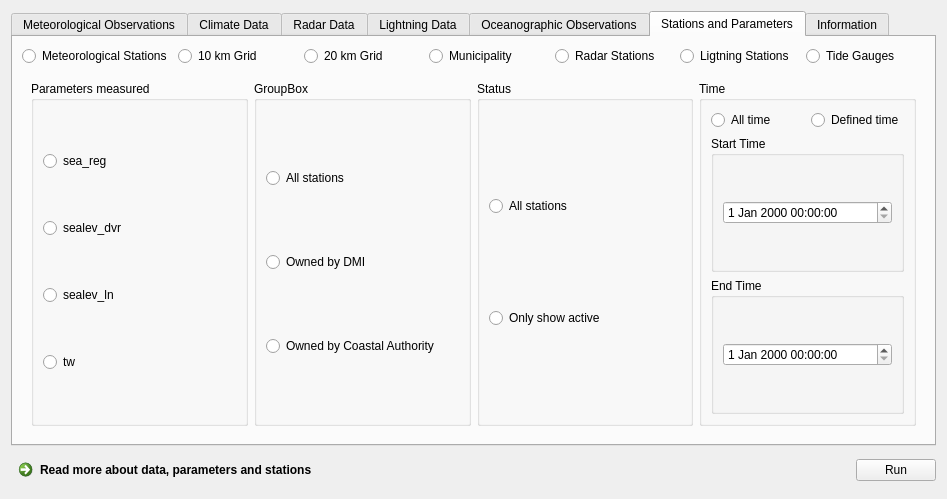
Above: DMI_Open_Data_dialog_base.ui from dmidk/Open-Data-QGIS-plugin before the change. Below: the same form after it.
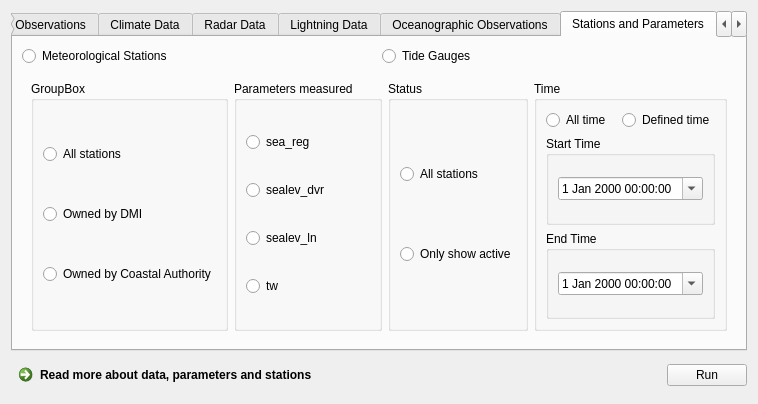
That is the form after the change. The open tabs and pages were chosen to show the change. Icons and pictures are not drawn.

Commit message: Updated the station and parameters tab.

```diff
--- a/DMI_Open_Data_dialog_base.ui
+++ b/DMI_Open_Data_dialog_base.ui
@@ -9,8 +9,8 @@
    <rect>
     <x>0</x>
     <y>0</y>
-    <width>947</width>
-    <height>499</height>
+    <width>672</width>
+    <height>387</height>
    </rect>
   </property>
   <property name="sizePolicy">
@@ -38,7 +38,7 @@
       <bool>true</bool>
      </property>
      <property name="currentIndex">
-      <number>2</number>
+      <number>5</number>
      </property>
      <property name="documentMode">
       <bool>false</bool>
@@ -127,8 +127,8 @@
                   <rect>
                    <x>0</x>
                    <y>0</y>
-                   <width>422</width>
-                   <height>175</height>
+                   <width>300</width>
+                   <height>164</height>
                   </rect>
                  </property>
                  <layout class="QVBoxLayout" name="verticalLayout_10"/>
@@ -158,8 +158,8 @@
                   <rect>
                    <x>0</x>
                    <y>0</y>
-                   <width>421</width>
-                   <height>175</height>
+                   <width>300</width>
+                   <height>164</height>
                   </rect>
                  </property>
                  <layout class="QVBoxLayout" name="verticalLayout_5"/>
@@ -355,8 +355,8 @@
                  <rect>
                   <x>0</x>
                   <y>0</y>
-                  <width>430</width>
-                  <height>206</height>
+                  <width>86</width>
+                  <height>16</height>
                  </rect>
                 </property>
                 <layout class="QVBoxLayout" name="verticalLayout_14"/>
@@ -377,8 +377,8 @@
                  <rect>
                   <x>0</x>
                   <y>0</y>
-                  <width>430</width>
-                  <height>128</height>
+                  <width>304</width>
+                  <height>134</height>
                  </rect>
                 </property>
                 <layout class="QVBoxLayout" name="verticalLayout_32"/>
@@ -409,8 +409,8 @@
                  <rect>
                   <x>0</x>
                   <y>0</y>
-                  <width>80</width>
-                  <height>18</height>
+                  <width>86</width>
+                  <height>16</height>
                  </rect>
                 </property>
                 <layout class="QVBoxLayout" name="verticalLayout_36"/>
@@ -431,8 +431,8 @@
                  <rect>
                   <x>0</x>
                   <y>0</y>
-                  <width>80</width>
-                  <height>18</height>
+                  <width>86</width>
+                  <height>16</height>
                  </rect>
                 </property>
                 <layout class="QVBoxLayout" name="verticalLayout_40"/>
@@ -453,8 +453,8 @@
                  <rect>
                   <x>0</x>
                   <y>0</y>
-                  <width>429</width>
-                  <height>128</height>
+                  <width>304</width>
+                  <height>134</height>
                  </rect>
                 </property>
                 <layout class="QVBoxLayout" name="verticalLayout_34"/>
@@ -475,8 +475,8 @@
                  <rect>
                   <x>0</x>
                   <y>0</y>
-                  <width>429</width>
-                  <height>128</height>
+                  <width>304</width>
+                  <height>134</height>
                  </rect>
                 </property>
                 <layout class="QVBoxLayout" name="verticalLayout_38"/>
@@ -913,8 +913,8 @@
                 <rect>
                  <x>0</x>
                  <y>0</y>
-                 <width>423</width>
-                 <height>177</height>
+                 <width>302</width>
+                 <height>166</height>
                 </rect>
                </property>
                <layout class="QVBoxLayout" name="verticalLayout_100"/>
@@ -965,41 +965,6 @@
            </property>
           </widget>
          </item>
-         <item>
-          <widget class="QRadioButton" name="grid10_info">
-           <property name="text">
-            <string>10 km Grid</string>
-           </property>
-          </widget>
-         </item>
-         <item>
-          <widget class="QRadioButton" name="grid20_info">
-           <property name="text">
-            <string>20 km Grid</string>
-           </property>
-          </widget>
-         </item>
-         <item>
-          <widget class="QRadioButton" name="munic_info">
-           <property name="text">
-            <string>Municipality</string>
-           </property>
-          </widget>
-         </item>
-         <item>
-          <widget class="QRadioButton" name="rada_info">
-           <property name="text">
-            <string>Radar Stations</string>
-           </property>
-          </widget>
-         </item>
-         <item>
-          <widget class="QRadioButton" name="light_info">
-           <property name="text">
-            <string>Ligtning Stations</string>
-           </property>
-          </widget>
-         </item>
          <item>
           <widget class="QRadioButton" name="tide_info">
            <property name="text">
@@ -1012,7 +977,7 @@
        <item>
         <widget class="QStackedWidget" name="stackedWidget_3">
          <property name="currentIndex">
-          <number>4</number>
+          <number>1</number>
          </property>
          <widget class="QWidget" name="met_stat_page">
           <layout class="QVBoxLayout" name="verticalLayout_52">
@@ -1050,36 +1015,38 @@
              </item>
              <item>
               <widget class="QGroupBox" name="groupBox_15">
+               <property name="sizePolicy">
+                <sizepolicy hsizetype="Preferred" vsizetype="Preferred">
+                 <horstretch>0</horstretch>
+                 <verstretch>0</verstretch>
+                </sizepolicy>
+               </property>
                <property name="title">
-                <string>Station type</string>
+                <string>Parameters measured</string>
                </property>
                <layout class="QGridLayout" name="gridLayout_10">
                 <item row="0" column="0">
-                 <widget class="QRadioButton" name="radioButton_8">
-                  <property name="text">
-                   <string>All stations</string>
+                 <widget class="QScrollArea" name="scrollArea_10">
+                  <property name="sizePolicy">
+                   <sizepolicy hsizetype="Preferred" vsizetype="Preferred">
+                    <horstretch>0</horstretch>
+                    <verstretch>0</verstretch>
+                   </sizepolicy>
                   </property>
-                 </widget>
-                </item>
-                <item row="1" column="0">
-                 <widget class="QRadioButton" name="radioButton_6">
-                  <property name="text">
-                   <string>Synop</string>
+                  <property name="widgetResizable">
+                   <bool>true</bool>
                   </property>
-                 </widget>
-                </item>
-                <item row="2" column="0">
-                 <widget class="QRadioButton" name="radioButton_5">
-                  <property name="text">
-                   <string>Pluvio</string>
-                  </property>
-                 </widget>
-                </item>
-                <item row="3" column="0">
-                 <widget class="QRadioButton" name="radioButton_7">
-                  <property name="text">
-                   <string>Manual Snow</string>
-                  </property>
+                  <widget class="QWidget" name="scrollAreaWidgetContents_9">
+                   <property name="geometry">
+                    <rect>
+                     <x>0</x>
+                     <y>0</y>
+                     <width>153</width>
+                     <height>232</height>
+                    </rect>
+                   </property>
+                   <layout class="QVBoxLayout" name="verticalLayout"/>
+                  </widget>
                  </widget>
                 </item>
                </layout>
@@ -1139,7 +1106,11 @@
                   </property>
                   <layout class="QVBoxLayout" name="verticalLayout_67">
                    <item>
-                    <widget class="QDateTimeEdit" name="dateTimeEdit"/>
+                    <widget class="QDateTimeEdit" name="dateTimeEdit">
+                     <property name="calendarPopup">
+                      <bool>true</bool>
+                     </property>
+                    </widget>
                    </item>
                   </layout>
                  </widget>
@@ -1151,7 +1122,11 @@
                   </property>
                   <layout class="QVBoxLayout" name="verticalLayout_49">
                    <item>
-                    <widget class="QDateTimeEdit" name="dateTimeEdit_2"/>
+                    <widget class="QDateTimeEdit" name="dateTimeEdit_2">
+                     <property name="calendarPopup">
+                      <bool>true</bool>
+                     </property>
+                    </widget>
                    </item>
                   </layout>
                  </widget>
@@ -1163,56 +1138,10 @@
            </item>
           </layout>
          </widget>
-         <widget class="QWidget" name="climate_page">
-          <layout class="QVBoxLayout" name="verticalLayout_54"/>
-         </widget>
-         <widget class="QWidget" name="radar_page">
-          <layout class="QVBoxLayout" name="verticalLayout_57"/>
-         </widget>
-         <widget class="QWidget" name="light_page">
-          <layout class="QVBoxLayout" name="verticalLayout_60"/>
-         </widget>
          <widget class="QWidget" name="tide_page">
           <layout class="QVBoxLayout" name="verticalLayout_66">
            <item>
             <layout class="QHBoxLayout" name="horizontalLayout_55">
-             <item>
-              <widget class="QGroupBox" name="groupBox_22">
-               <property name="title">
-                <string>Parameters measured</string>
-               </property>
-               <layout class="QGridLayout" name="gridLayout_12">
-                <item row="0" column="0">
-                 <widget class="QRadioButton" name="radioButton_15">
-                  <property name="text">
-                   <string>sea_reg</string>
-                  </property>
-                 </widget>
-                </item>
-                <item row="1" column="0">
-                 <widget class="QRadioButton" name="radioButton_16">
-                  <property name="text">
-                   <string>sealev_dvr</string>
-                  </property>
-                 </widget>
-                </item>
-                <item row="2" column="0">
-                 <widget class="QRadioButton" name="radioButton_17">
-                  <property name="text">
-                   <string>sealev_ln</string>
-                  </property>
-                 </widget>
-                </item>
-                <item row="3" column="0">
-                 <widget class="QRadioButton" name="radioButton_18">
-                  <property name="text">
-                   <string>tw</string>
-                  </property>
-                 </widget>
-                </item>
-               </layout>
-              </widget>
-             </item>
              <item>
               <widget class="QGroupBox" name="groupBox_21">
                <property name="title">
@@ -1243,6 +1172,43 @@
                </layout>
               </widget>
              </item>
+             <item>
+              <widget class="QGroupBox" name="groupBox_22">
+               <property name="title">
+                <string>Parameters measured</string>
+               </property>
+               <layout class="QGridLayout" name="gridLayout_12">
+                <item row="0" column="0">
+                 <widget class="QRadioButton" name="sea_reg_info">
+                  <property name="text">
+                   <string>sea_reg</string>
+                  </property>
+                 </widget>
+                </item>
+                <item row="1" column="0">
+                 <widget class="QRadioButton" name="sealev_dvr_info">
+                  <property name="text">
+                   <string>sealev_dvr</string>
+                  </property>
+                 </widget>
+                </item>
+                <item row="2" column="0">
+                 <widget class="QRadioButton" name="sealev_ln_info">
+                  <property name="text">
+                   <string>sealev_ln</string>
+                  </property>
+                 </widget>
+                </item>
+                <item row="3" column="0">
+                 <widget class="QRadioButton" name="tw_info">
+                  <property name="text">
+                   <string>tw</string>
+                  </property>
+                 </widget>
+                </item>
+               </layout>
+              </widget>
+             </item>
              <item>
               <widget class="QGroupBox" name="groupBox_23">
                <property name="title">
@@ -1271,7 +1237,7 @@
                <property name="title">
                 <string>Time</string>
                </property>
-               <layout class="QVBoxLayout" name="verticalLayout_64">
+               <layout class="QVBoxLayout" name="verticalLayout_7">
                 <item>
                  <layout class="QHBoxLayout" name="horizontalLayout_56">
                   <item>
@@ -1291,32 +1257,39 @@
                  </layout>
                 </item>
                 <item>
-                 <layout class="QVBoxLayout" name="verticalLayout_65">
-                  <item>
-                   <widget class="QGroupBox" name="groupBox_27">
-                    <property name="title">
-                     <string>Start Time</string>
-                    </property>
-                    <layout class="QVBoxLayout" name="verticalLayout_68">
-                     <item>
-                      <widget class="QDateTimeEdit" name="dateTimeEdit_3"/>
-                     </item>
-                    </layout>
-                   </widget>
-                  </item>
-                  <item>
-                   <widget class="QGroupBox" name="groupBox_28">
-                    <property name="title">
-                     <string>End Time</string>
-                    </property>
-                    <layout class="QVBoxLayout" name="verticalLayout_69">
-                     <item>
-                      <widget class="QDateTimeEdit" name="dateTimeEdit_4"/>
-                     </item>
-                    </layout>
-                   </widget>
-                  </item>
-                 </layout>
+                 <widget class="QGroupBox" name="groupBox_27">
+                  <property name="title">
+                   <string>Start Time</string>
+                  </property>
+                  <layout class="QVBoxLayout" name="verticalLayout_68">
+                   <item>
+                    <widget class="QDateTimeEdit" name="dateTimeEdit_3">
+                     <property name="calendarPopup">
+                      <bool>true</bool>
+                     </property>
+                    </widget>
+                   </item>
+                  </layout>
+                 </widget>
+                </item>
+                <item>
+                 <widget class="QGroupBox" name="groupBox_28">
+                  <property name="title">
+                   <string>End Time</string>
+                  </property>
+                  <layout class="QVBoxLayout" name="verticalLayout_69">
+                   <item>
+                    <widget class="QDateTimeEdit" name="dateTimeEdit_4">
+                     <property name="calendarPopup">
+                      <bool>true</bool>
+                     </property>
+                     <property name="timeSpec">
+                      <enum>Qt::LocalTime</enum>
+                     </property>
+                    </widget>
+                   </item>
+                  </layout>
+                 </widget>
                 </item>
                </layout>
               </widget>
@@ -1340,21 +1313,21 @@
           <string>&lt;!DOCTYPE HTML PUBLIC &quot;-//W3C//DTD HTML 4.0//EN&quot; &quot;http://www.w3.org/TR/REC-html40/strict.dtd&quot;&gt;
 &lt;html&gt;&lt;head&gt;&lt;meta name=&quot;qrichtext&quot; content=&quot;1&quot; /&gt;&lt;style type=&quot;text/css&quot;&gt;
 p, li { white-space: pre-wrap; }
-&lt;/style&gt;&lt;/head&gt;&lt;body style=&quot; font-family:'Ubuntu'; font-size:11pt; font-weight:400; font-style:normal;&quot;&gt;
-&lt;p align=&quot;center&quot; style=&quot; margin-top:18px; margin-bottom:12px; margin-left:0px; margin-right:0px; -qt-block-indent:0; text-indent:0px;&quot;&gt;&lt;span style=&quot; font-family:'MS Shell Dlg 2'; font-size:14pt; font-weight:600;&quot;&gt;Plugin for DMIs Open Data &lt;/span&gt;&lt;/p&gt;
-&lt;p style=&quot; margin-top:14px; margin-bottom:12px; margin-left:0px; margin-right:0px; -qt-block-indent:0; text-indent:0px;&quot;&gt;&lt;span style=&quot; font-family:'MS Shell Dlg 2'; font-size:12pt; font-weight:600;&quot;&gt;Before starting&lt;/span&gt;&lt;/p&gt;
-&lt;p style=&quot; margin-top:12px; margin-bottom:12px; margin-left:0px; margin-right:0px; -qt-block-indent:0; text-indent:0px;&quot;&gt;&lt;span style=&quot; font-family:'MS Shell Dlg 2';&quot;&gt;Documentation and more information about DMI Open Data can be found &lt;/span&gt;&lt;a href=&quot;https://confluence.govcloud.dk/display/FDAPI/Danish+Meteorological+Institute+-+Open+Data&quot;&gt;&lt;span style=&quot; font-family:'MS Shell Dlg 2'; text-decoration: underline; color:#0000ff;&quot;&gt;here&lt;/span&gt;&lt;/a&gt;&lt;span style=&quot; font-family:'MS Shell Dlg 2';&quot;&gt;. This guide will only briefly cover the plugin - not the data, stations etc.&lt;/span&gt;&lt;/p&gt;
-&lt;p style=&quot; margin-top:12px; margin-bottom:12px; margin-left:0px; margin-right:0px; -qt-block-indent:0; text-indent:0px;&quot;&gt;&lt;span style=&quot; font-family:'MS Shell Dlg 2';&quot;&gt;A thorough guide of how to use this plugin, along with examples, can be found here. &lt;/span&gt;&lt;/p&gt;
-&lt;p style=&quot; margin-top:12px; margin-bottom:12px; margin-left:0px; margin-right:0px; -qt-block-indent:0; text-indent:0px;&quot;&gt;&lt;span style=&quot; font-family:'MS Shell Dlg 2';&quot;&gt;The plugin allows the user to easily import data from DMIs Open Data from Meteorological Observations (metObs), Climate Data (climateData), Lightning Data (lightningData), Radar Data (radarData) and Oceanographic Observations (oceanObs). At each tab, the users API-key has to be inserted in order to get data. An API-key can be created &lt;/span&gt;&lt;a href=&quot;https://confluence.govcloud.dk/display/FDAPI/User+Creation&quot;&gt;&lt;span style=&quot; font-family:'MS Shell Dlg 2'; text-decoration: underline; color:#0000ff;&quot;&gt;here&lt;/span&gt;&lt;/a&gt;&lt;span style=&quot; font-family:'MS Shell Dlg 2';&quot;&gt;.&lt;/span&gt;&lt;/p&gt;
-&lt;p style=&quot; margin-top:14px; margin-bottom:12px; margin-left:0px; margin-right:0px; -qt-block-indent:0; text-indent:0px;&quot;&gt;&lt;span style=&quot; font-family:'MS Shell Dlg 2'; font-size:12pt; font-weight:600;&quot;&gt;How to use this plugin&lt;/span&gt;&lt;/p&gt;
-&lt;p style=&quot; margin-top:12px; margin-bottom:12px; margin-left:0px; margin-right:0px; -qt-block-indent:0; text-indent:0px;&quot;&gt;&lt;span style=&quot; font-family:'MS Shell Dlg 2';&quot;&gt;In order to get data, an API Key must be configured in QGIS settings menu. To configure API keys, please go to Settings -&amp;gt; Options -&amp;gt; DMI Open Data. Note that each type of data requires one specific API Key corresponding to that UI. &lt;br /&gt;After the API Key has been configured in settings, stations and parameters will be accessible, and the plugin will work as intended. &lt;/span&gt;&lt;/p&gt;
-&lt;p style=&quot; margin-top:12px; margin-bottom:12px; margin-left:0px; margin-right:0px; -qt-block-indent:0; text-indent:0px;&quot;&gt;&lt;span style=&quot; font-family:'MS Shell Dlg 2';&quot;&gt;Things to note when using the plugin: &lt;/span&gt;&lt;/p&gt;
-&lt;ul style=&quot;margin-top: 0px; margin-bottom: 0px; margin-left: 0px; margin-right: 0px; -qt-list-indent: 1;&quot;&gt;&lt;li style=&quot; font-family:'MS Shell Dlg 2';&quot; style=&quot; margin-top:12px; margin-bottom:0px; margin-left:0px; margin-right:0px; -qt-block-indent:0; text-indent:0px;&quot;&gt;Maximum amount of parameters available is 7.&lt;/li&gt;
-&lt;li style=&quot; font-family:'MS Shell Dlg 2';&quot; style=&quot; margin-top:0px; margin-bottom:0px; margin-left:0px; margin-right:0px; -qt-block-indent:0; text-indent:0px;&quot;&gt;Internet is neccessary in order to open the plugin and get data.&lt;/li&gt;
-&lt;li style=&quot; font-family:'MS Shell Dlg 2';&quot; style=&quot; margin-top:0px; margin-bottom:0px; margin-left:0px; margin-right:0px; -qt-block-indent:0; text-indent:0px;&quot;&gt;Sort the data in a manner that your QGIS can handle. Otherwise there is a risk of crashing.&lt;/li&gt;
-&lt;li style=&quot; font-family:'MS Shell Dlg 2';&quot; style=&quot; margin-top:0px; margin-bottom:12px; margin-left:0px; margin-right:0px; -qt-block-indent:0; text-indent:0px;&quot;&gt;Be sure to read about the stations and parameters, as not all stations measure all parameters. A list of meteorological stations and their associated parameters can also be found &lt;a href=&quot;https://confluence.govcloud.dk/pages/viewpage.action?pageId=53086560&quot;&gt;&lt;span style=&quot; text-decoration: underline; color:#0000ff;&quot;&gt;here&lt;/span&gt;&lt;/a&gt;.&lt;/li&gt;&lt;/ul&gt;
-&lt;p style=&quot; margin-top:12px; margin-bottom:12px; margin-left:0px; margin-right:0px; -qt-block-indent:0; text-indent:0px;&quot;&gt;&lt;span style=&quot; font-family:'MS Shell Dlg 2';&quot;&gt;If you have any questions about the plugin or DMI Open Data then please contact us. &lt;/span&gt;&lt;/p&gt;
-&lt;p style=&quot; margin-top:12px; margin-bottom:12px; margin-left:0px; margin-right:0px; -qt-block-indent:0; text-indent:0px;&quot;&gt;&lt;span style=&quot; font-family:'MS Shell Dlg 2';&quot;&gt;Go to &lt;/span&gt;&lt;a href=&quot;https://www.dmi.dk/kontakt/frie-data/&quot;&gt;&lt;span style=&quot; font-family:'MS Shell Dlg 2'; text-decoration: underline; color:#0000ff;&quot;&gt;Contact form&lt;/span&gt;&lt;/a&gt;&lt;span style=&quot; font-family:'MS Shell Dlg 2'; font-weight:600;&quot;&gt;&lt;br /&gt;&lt;/span&gt;&lt;span style=&quot; font-family:'MS Shell Dlg 2';&quot;&gt;Call DMI support: +45 39 15 75 00&lt;/span&gt;&lt;/p&gt;
+&lt;/style&gt;&lt;/head&gt;&lt;body style=&quot; font-family:'MS Shell Dlg 2'; font-size:8pt; font-weight:400; font-style:normal;&quot;&gt;
+&lt;p align=&quot;center&quot; style=&quot; margin-top:18px; margin-bottom:12px; margin-left:0px; margin-right:0px; -qt-block-indent:0; text-indent:0px;&quot;&gt;&lt;span style=&quot; font-size:14pt; font-weight:600;&quot;&gt;Plugin for DMIs Open Data &lt;/span&gt;&lt;/p&gt;
+&lt;p style=&quot; margin-top:14px; margin-bottom:12px; margin-left:0px; margin-right:0px; -qt-block-indent:0; text-indent:0px;&quot;&gt;&lt;span style=&quot; font-size:12pt; font-weight:600;&quot;&gt;Before starting&lt;/span&gt;&lt;/p&gt;
+&lt;p style=&quot; margin-top:12px; margin-bottom:12px; margin-left:0px; margin-right:0px; -qt-block-indent:0; text-indent:0px;&quot;&gt;&lt;span style=&quot; font-size:11pt;&quot;&gt;Documentation and more information about DMI Open Data can be found &lt;/span&gt;&lt;a href=&quot;https://confluence.govcloud.dk/display/FDAPI/Danish+Meteorological+Institute+-+Open+Data&quot;&gt;&lt;span style=&quot; font-size:11pt; text-decoration: underline; color:#0000ff;&quot;&gt;here&lt;/span&gt;&lt;/a&gt;&lt;span style=&quot; font-size:11pt;&quot;&gt;. This guide will only briefly cover the plugin - not the data, stations etc.&lt;/span&gt;&lt;/p&gt;
+&lt;p style=&quot; margin-top:12px; margin-bottom:12px; margin-left:0px; margin-right:0px; -qt-block-indent:0; text-indent:0px;&quot;&gt;&lt;span style=&quot; font-size:11pt;&quot;&gt;A thorough guide of how to use this plugin, along with examples, can be found here. &lt;/span&gt;&lt;/p&gt;
+&lt;p style=&quot; margin-top:12px; margin-bottom:12px; margin-left:0px; margin-right:0px; -qt-block-indent:0; text-indent:0px;&quot;&gt;&lt;span style=&quot; font-size:11pt;&quot;&gt;The plugin allows the user to easily import data from DMIs Open Data from Meteorological Observations (metObs), Climate Data (climateData), Lightning Data (lightningData), Radar Data (radarData) and Oceanographic Observations (oceanObs). At each tab, the users API-key has to be inserted in order to get data. An API-key can be created &lt;/span&gt;&lt;a href=&quot;https://confluence.govcloud.dk/display/FDAPI/User+Creation&quot;&gt;&lt;span style=&quot; font-size:11pt; text-decoration: underline; color:#0000ff;&quot;&gt;here&lt;/span&gt;&lt;/a&gt;&lt;span style=&quot; font-size:11pt;&quot;&gt;.&lt;/span&gt;&lt;/p&gt;
+&lt;p style=&quot; margin-top:14px; margin-bottom:12px; margin-left:0px; margin-right:0px; -qt-block-indent:0; text-indent:0px;&quot;&gt;&lt;span style=&quot; font-size:12pt; font-weight:600;&quot;&gt;How to use this plugin&lt;/span&gt;&lt;/p&gt;
+&lt;p style=&quot; margin-top:12px; margin-bottom:12px; margin-left:0px; margin-right:0px; -qt-block-indent:0; text-indent:0px;&quot;&gt;&lt;span style=&quot; font-size:11pt;&quot;&gt;In order to get data, an API Key must be configured in QGIS settings menu. To configure API keys, please go to Settings -&amp;gt; Options -&amp;gt; DMI Open Data. Note that each type of data requires one specific API Key corresponding to that UI. &lt;br /&gt;After the API Key has been configured in settings, stations and parameters will be accessible, and the plugin will work as intended. &lt;/span&gt;&lt;/p&gt;
+&lt;p style=&quot; margin-top:12px; margin-bottom:12px; margin-left:0px; margin-right:0px; -qt-block-indent:0; text-indent:0px;&quot;&gt;&lt;span style=&quot; font-size:11pt;&quot;&gt;Things to note when using the plugin: &lt;/span&gt;&lt;/p&gt;
+&lt;ul style=&quot;margin-top: 0px; margin-bottom: 0px; margin-left: 0px; margin-right: 0px; -qt-list-indent: 1;&quot;&gt;&lt;li style=&quot; font-size:11pt;&quot; style=&quot; margin-top:12px; margin-bottom:0px; margin-left:0px; margin-right:0px; -qt-block-indent:0; text-indent:0px;&quot;&gt;Maximum amount of parameters available is 7.&lt;/li&gt;
+&lt;li style=&quot; font-size:11pt;&quot; style=&quot; margin-top:0px; margin-bottom:0px; margin-left:0px; margin-right:0px; -qt-block-indent:0; text-indent:0px;&quot;&gt;Internet is neccessary in order to open the plugin and get data.&lt;/li&gt;
+&lt;li style=&quot; font-size:11pt;&quot; style=&quot; margin-top:0px; margin-bottom:0px; margin-left:0px; margin-right:0px; -qt-block-indent:0; text-indent:0px;&quot;&gt;Sort the data in a manner that your QGIS can handle. Otherwise there is a risk of crashing.&lt;/li&gt;
+&lt;li style=&quot; font-size:11pt;&quot; style=&quot; margin-top:0px; margin-bottom:12px; margin-left:0px; margin-right:0px; -qt-block-indent:0; text-indent:0px;&quot;&gt;Be sure to read about the stations and parameters, as not all stations measure all parameters. A list of meteorological stations and their associated parameters can also be found &lt;a href=&quot;https://confluence.govcloud.dk/pages/viewpage.action?pageId=53086560&quot;&gt;&lt;span style=&quot; text-decoration: underline; color:#0000ff;&quot;&gt;here&lt;/span&gt;&lt;/a&gt;.&lt;/li&gt;&lt;/ul&gt;
+&lt;p style=&quot; margin-top:12px; margin-bottom:12px; margin-left:0px; margin-right:0px; -qt-block-indent:0; text-indent:0px;&quot;&gt;&lt;span style=&quot; font-size:11pt;&quot;&gt;If you have any questions about the plugin or DMI Open Data then please contact us. &lt;/span&gt;&lt;/p&gt;
+&lt;p style=&quot; margin-top:12px; margin-bottom:12px; margin-left:0px; margin-right:0px; -qt-block-indent:0; text-indent:0px;&quot;&gt;&lt;span style=&quot; font-size:11pt;&quot;&gt;Go to &lt;/span&gt;&lt;a href=&quot;https://www.dmi.dk/kontakt/frie-data/&quot;&gt;&lt;span style=&quot; font-size:11pt; text-decoration: underline; color:#0000ff;&quot;&gt;Contact form&lt;/span&gt;&lt;/a&gt;&lt;span style=&quot; font-size:11pt; font-weight:600;&quot;&gt;&lt;br /&gt;&lt;/span&gt;&lt;span style=&quot; font-size:11pt;&quot;&gt;Call DMI support: +45 39 15 75 00&lt;/span&gt;&lt;/p&gt;
 &lt;p style=&quot; margin-top:12px; margin-bottom:12px; margin-left:0px; margin-right:0px; -qt-block-indent:0; text-indent:0px;&quot;&gt;&lt;img src=&quot;https://confluence.govcloud.dk/download/thumbnails/41718638/Open%20Data%20-%20Hvid%20baggrund%20med%20bl%C3%A5%20cirkler%20og%20tekst.png?version=1&amp;amp;modificationDate=1622790552000&amp;amp;api=v2&quot; width=&quot;100&quot; height=&quot;100&quot; /&gt;&lt;/p&gt;&lt;/body&gt;&lt;/html&gt;</string>
          </property>
          <property name="openExternalLinks">
```
The commit also changes 1 other file.
